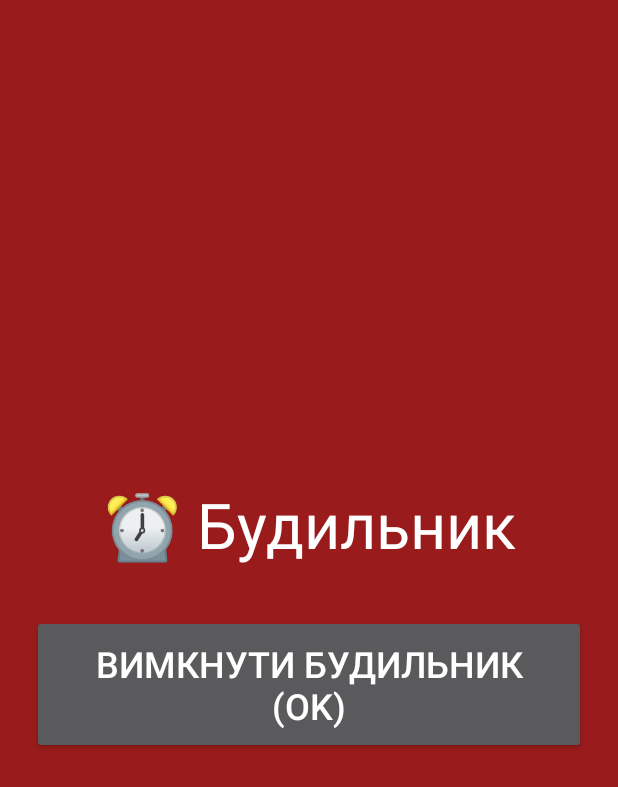
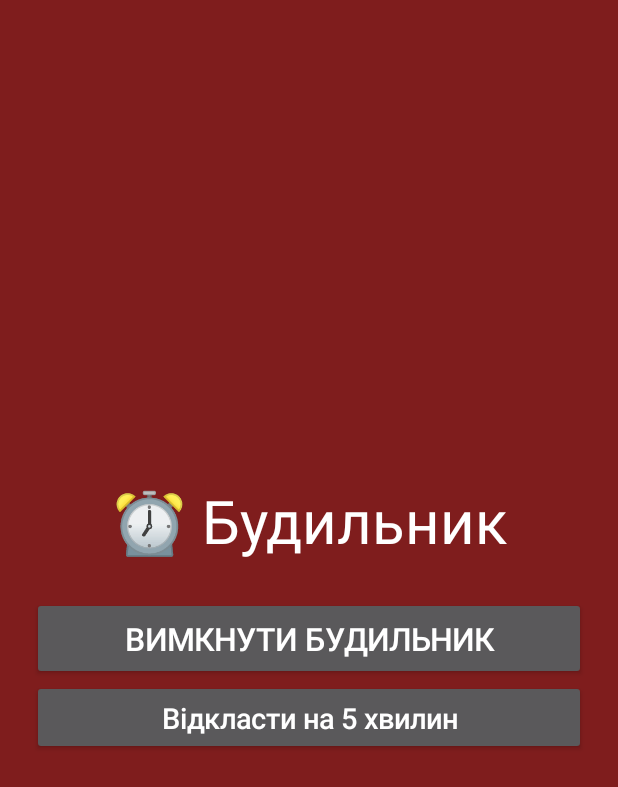
Before and after one commit to portallcomua/alarm-clock, an Android app: the AlarmRingActivity screen opened directly, with no data from a screen before it, on a phone screen of 412 x 824 dp. Shown: the top 787 px of the screen. Run offline under Robolectric (Android 15) with nearby library versions, the phone set to English and light mode, and no system bars.

Commit message:
Add five-minute snooze control to ringing screen

```diff
--- a/app/src/main/java/com/example/tvclock/AlarmRingActivity.kt
+++ b/app/src/main/java/com/example/tvclock/AlarmRingActivity.kt
@@ -1,6 +1,8 @@
 package com.example.tvclock
 
+import android.app.AlarmManager
 import android.app.NotificationManager
+import android.app.PendingIntent
 import android.content.Intent
 import android.graphics.Color
 import android.os.Build
@@ -10,10 +12,12 @@ import android.view.WindowManager
 import android.widget.Button
 import android.widget.LinearLayout
 import android.widget.TextView
+import android.widget.Toast
 import androidx.appcompat.app.AppCompatActivity
 
 class AlarmRingActivity : AppCompatActivity() {
     private var alarmId: Int = 0
+    private var alarmLabel: String = "Будильник"
 
     override fun onCreate(savedInstanceState: Bundle?) {
         super.onCreate(savedInstanceState)
@@ -30,37 +34,78 @@ class AlarmRingActivity : AppCompatActivity() {
         }
         window.addFlags(WindowManager.LayoutParams.FLAG_KEEP_SCREEN_ON)
         alarmId = intent.getIntExtra("ALARM_ID", 0)
-        val label = intent.getStringExtra("ALARM_LABEL") ?: "Будильник"
+        alarmLabel = intent.getStringExtra("ALARM_LABEL") ?: "Будильник"
 
         val layout = LinearLayout(this).apply {
             orientation = LinearLayout.VERTICAL
             gravity = Gravity.CENTER
             setPadding(32, 32, 32, 32)
-            setBackgroundColor(Color.parseColor("#991B1B"))
+            setBackgroundColor(Color.rgb(127, 29, 29))
         }
         val title = TextView(this).apply {
-            text = "⏰ $label"
-            textSize = 42f
+            text = "⏰ $alarmLabel"
+            textSize = 40f
             setTextColor(Color.WHITE)
             gravity = Gravity.CENTER
-            setPadding(0, 0, 0, 48)
+            setPadding(0, 0, 0, 36)
         }
-        val btnStop = Button(this).apply {
-            text = "ВИМКНУТИ БУДИЛЬНИК (OK)"
-            textSize = 24f
-            setPadding(48, 24, 48, 24)
+        val stopButton = Button(this).apply {
+            text = "ВИМКНУТИ БУДИЛЬНИК"
+            textSize = 21f
+            isAllCaps = false
+            setPadding(36, 20, 36, 20)
             isFocusable = true
             setOnClickListener { stopAlarm() }
         }
+        val snoozeButton = Button(this).apply {
+            text = "Відкласти на 5 хвилин"
+            textSize = 19f
+            isAllCaps = false
+            setPadding(36, 18, 36, 18)
+            isFocusable = true
+            setOnClickListener { snoozeAlarm() }
+        }
         layout.addView(title)
-        layout.addView(btnStop)
+        layout.addView(stopButton)
+        layout.addView(snoozeButton)
         setContentView(layout)
-        btnStop.requestFocus()
+        stopButton.requestFocus()
+    }
+
+    private fun snoozeAlarm() {
+        val requestCode = -(System.currentTimeMillis() % Int.MAX_VALUE).toInt().coerceAtLeast(1)
+        val snoozeId = requestCode
+        val receiverIntent = Intent(this, AlarmReceiver::class.java).apply {
+            putExtra("ALARM_LABEL", "$alarmLabel — повтор")
+            putExtra("ALARM_ID", snoozeId)
+        }
+        val pendingIntent = PendingIntent.getBroadcast(
+            this,
+            requestCode,
+            receiverIntent,
+            PendingIntent.FLAG_UPDATE_CURRENT or PendingIntent.FLAG_IMMUTABLE
+        )
+        val alarmManager = getSystemService(AlarmManager::class.java)
+        val triggerAt = System.currentTimeMillis() + 5 * 60 * 1000L
+
+        try {
+            if (Build.VERSION.SDK_INT >= Build.VERSION_CODES.S && !alarmManager.canScheduleExactAlarms()) {
+                alarmManager.setAndAllowWhileIdle(AlarmManager.RTC_WAKEUP, triggerAt, pendingIntent)
+            } else {
+                alarmManager.setExactAndAllowWhileIdle(AlarmManager.RTC_WAKEUP, triggerAt, pendingIntent)
+            }
+            stopAlarm()
+            Toast.makeText(this, "Будильник повториться через 5 хвилин.", Toast.LENGTH_SHORT).show()
+        } catch (_: SecurityException) {
+            alarmManager.setAndAllowWhileIdle(AlarmManager.RTC_WAKEUP, triggerAt, pendingIntent)
+            stopAlarm()
+            Toast.makeText(this, "Повторний сигнал заплановано приблизно через 5 хвилин.", Toast.LENGTH_LONG).show()
+        }
     }
 
     private fun stopAlarm() {
         stopService(Intent(this, AlarmRingService::class.java))
-        (getSystemService(NOTIFICATION_SERVICE) as NotificationManager).cancel(alarmId)
+        (getSystemService(NOTIFICATION_SERVICE) as NotificationManager).cancel(alarmId.coerceAtLeast(1))
         finish()
     }
 }
```
